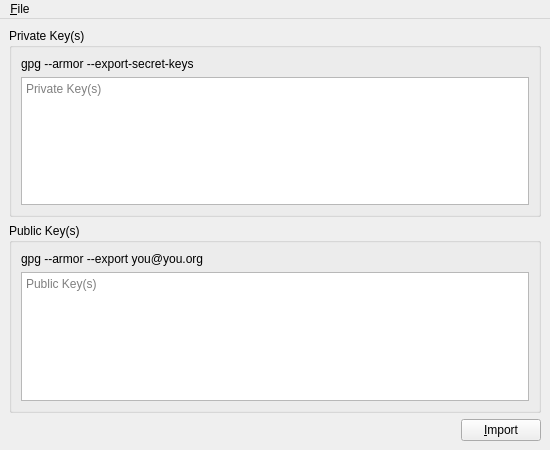
Qt form branches/trunk/GoldBug-UI/spot-on-rosetta-gpg-import.ui (textbrowser/spot-on) before a commit.
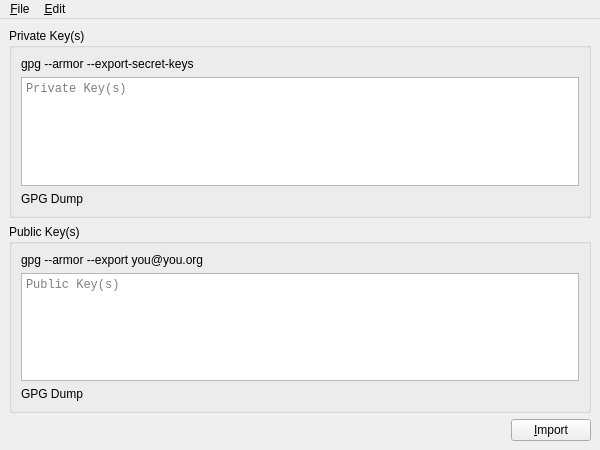
The same form after that commit. Icons and pictures are not drawn.

Patch:
```diff
--- a/branches/trunk/GoldBug-UI/spot-on-rosetta-gpg-import.ui
+++ b/branches/trunk/GoldBug-UI/spot-on-rosetta-gpg-import.ui
@@ -6,7 +6,7 @@
    <rect>
     <x>0</x>
     <y>0</y>
-    <width>550</width>
+    <width>600</width>
     <height>450</height>
    </rect>
   </property>
@@ -30,18 +30,30 @@
         </widget>
        </item>
        <item>
-        <widget class="QTextEdit" name="privateKey">
-         <property name="tabChangesFocus">
-          <bool>true</bool>
-         </property>
-         <property name="acceptRichText">
-          <bool>false</bool>
+        <widget class="QPlainTextEdit" name="private_keys">
+         <property name="font">
+          <font>
+           <family>Monospace</family>
+          </font>
          </property>
          <property name="placeholderText">
           <string>Private Key(s)</string>
          </property>
         </widget>
        </item>
+       <item>
+        <widget class="QLabel" name="private_keys_dump">
+         <property name="text">
+          <string>GPG Dump</string>
+         </property>
+         <property name="wordWrap">
+          <bool>true</bool>
+         </property>
+         <property name="textInteractionFlags">
+          <set>Qt::LinksAccessibleByMouse|Qt::TextSelectableByKeyboard|Qt::TextSelectableByMouse</set>
+         </property>
+        </widget>
+       </item>
       </layout>
      </widget>
     </item>
@@ -59,18 +71,30 @@
         </widget>
        </item>
        <item>
-        <widget class="QTextEdit" name="publicKey">
-         <property name="tabChangesFocus">
-          <bool>true</bool>
-         </property>
-         <property name="acceptRichText">
-          <bool>false</bool>
+        <widget class="QPlainTextEdit" name="public_keys">
+         <property name="font">
+          <font>
+           <family>Monospace</family>
+          </font>
          </property>
          <property name="placeholderText">
           <string>Public Key(s)</string>
          </property>
         </widget>
        </item>
+       <item>
+        <widget class="QLabel" name="public_keys_dump">
+         <property name="text">
+          <string>GPG Dump</string>
+         </property>
+         <property name="wordWrap">
+          <bool>true</bool>
+         </property>
+         <property name="textInteractionFlags">
+          <set>Qt::LinksAccessibleByMouse|Qt::TextSelectableByKeyboard|Qt::TextSelectableByMouse</set>
+         </property>
+        </widget>
+       </item>
       </layout>
      </widget>
     </item>
@@ -105,7 +129,7 @@
     <rect>
      <x>0</x>
      <y>0</y>
-     <width>550</width>
+     <width>600</width>
      <height>30</height>
     </rect>
    </property>
@@ -115,7 +139,14 @@
     </property>
     <addaction name="action_Close"/>
    </widget>
+   <widget class="QMenu" name="menu_Edit">
+    <property name="title">
+     <string>&amp;Edit</string>
+    </property>
+    <addaction name="action_Clear"/>
+   </widget>
    <addaction name="menu_File"/>
+   <addaction name="menu_Edit"/>
   </widget>
   <action name="action_Close">
    <property name="text">
```
Left out of the diff: 9 changed lines with no effect on the pictures.
